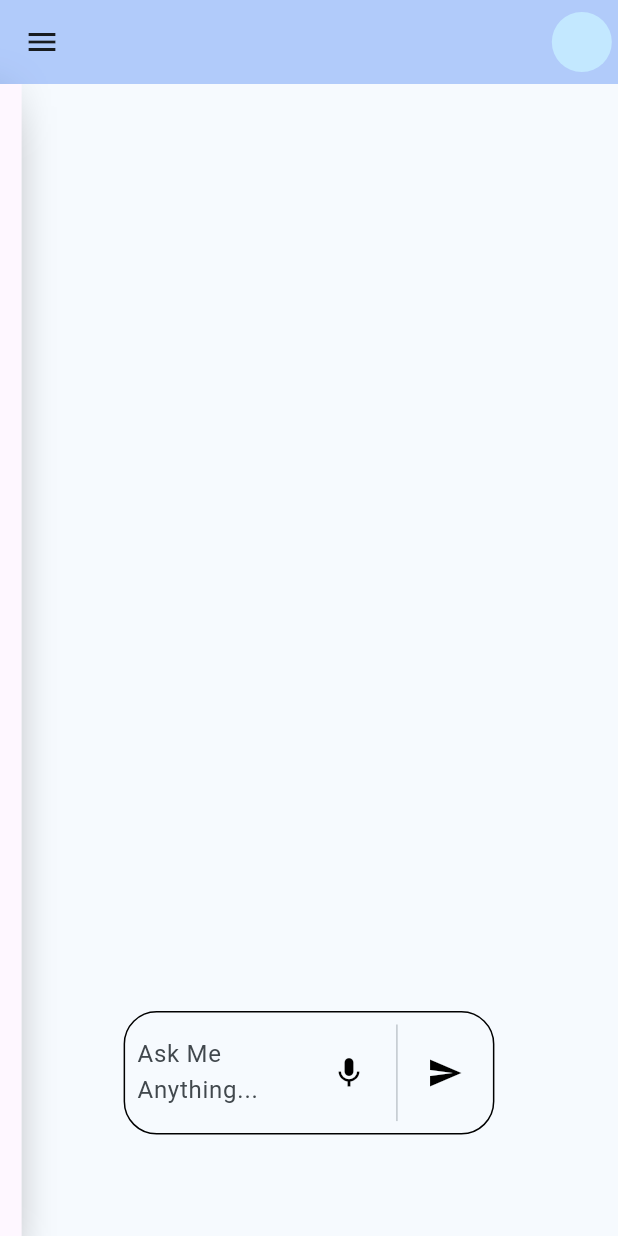
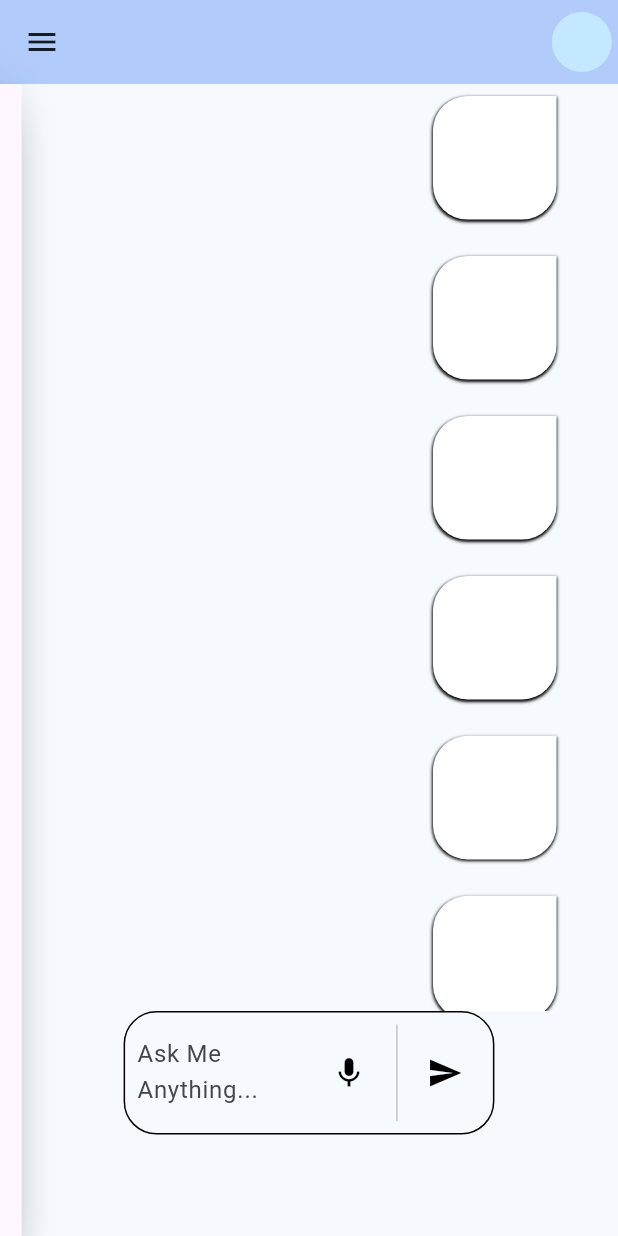
Before and after one commit to TheBenedict09/SmartBot-WS24, a Flutter app: the screen it shows after launch, on a phone screen of 412 x 824 dp. Run offline on Flutter 3.47's test engine with Material 3 defaults, Android fonts, the phone set to English and light mode, and no system bars.

```diff
--- a/lib/components/dialoguebox.dart
+++ b/lib/components/dialoguebox.dart
@@ -1,5 +1,5 @@
 import 'package:flutter/material.dart';
-import 'package:walmart_sparkathon_2024/colors.dart';
+import 'package:walmart_sparkathon_2024/utilities/colors.dart';
 
 class DialogueBox extends StatelessWidget {
   const DialogueBox({
--- /dev/null
+++ b/lib/components/sidebar.dart
@@ -0,0 +1,25 @@
+import 'package:flutter/material.dart';
+
+class SideBar extends StatelessWidget {
+  const SideBar({
+    super.key,
+  });
+
+  @override
+  Widget build(BuildContext context) {
+    return Container(
+      height: double.infinity,
+      width: MediaQuery.sizeOf(context).width * 0.035,
+      decoration: const BoxDecoration(
+        color: Color(0xfffef7ff),
+        boxShadow: [
+          BoxShadow(
+            blurRadius: 30.3,
+            spreadRadius: 0.0001,
+            offset: Offset(-20, 15),
+          ),
+        ],
+      ),
+    );
+  }
+}
--- a/lib/pages/homepage.dart
+++ b/lib/pages/homepage.dart
@@ -1,5 +1,6 @@
 import 'package:flutter/material.dart';
-import 'package:walmart_sparkathon_2024/colors.dart';
+import 'package:walmart_sparkathon_2024/components/sidebar.dart';
+import 'package:walmart_sparkathon_2024/utilities/colors.dart';
 import 'package:walmart_sparkathon_2024/components/dialoguebox.dart';
 
 class HomePage extends StatefulWidget {
@@ -39,12 +40,12 @@ class _HomePageState extends State<HomePage> {
         actions: [
           const CircleAvatar(),
           SizedBox(
-            width: MediaQuery.sizeOf(context).width * 0.01,
+            width: MediaQuery.of(context).size.width * 0.01,
           )
         ],
       ),
       drawer: Drawer(
-        width: MediaQuery.sizeOf(context).width * 0.2,
+        width: MediaQuery.of(context).size.width * 0.2,
         backgroundColor: const Color(0xfffef7ff),
       ),
       body: Stack(
@@ -53,36 +54,99 @@ class _HomePageState extends State<HomePage> {
             width: double.infinity,
             height: double.infinity,
             child: Row(
-              children: [SideBar()],
+              children: [
+                SideBar(),
+              ],
             ),
           ),
-          DialogueBox(isFocused: _isFocused, focusNode: _focusNode)
+          Positioned(
+            left: MediaQuery.of(context).size.width * 0.12,
+            child: SizedBox(
+              width: MediaQuery.of(context).size.width * 0.8,
+              height: MediaQuery.of(context).size.height * 0.75,
+              // color: Colors.amber,
+              child: ListView.separated(
+                itemBuilder: (context, index) {
+                  return const BotMessage();
+                },
+                separatorBuilder: (context, index) {
+                  return SizedBox(
+                    height: MediaQuery.sizeOf(context).height * 0.01,
+                  );
+                },
+                itemCount: 35,
+              ),
+            ),
+          ),
+          DialogueBox(
+            isFocused: _isFocused,
+            focusNode: _focusNode,
+          ),
         ],
       ),
     );
   }
 }
 
-class SideBar extends StatelessWidget {
-  const SideBar({
+class BotMessage extends StatelessWidget {
+  const BotMessage({
     super.key,
   });
 
   @override
   Widget build(BuildContext context) {
-    return Container(
-      height: double.infinity,
-      width: MediaQuery.sizeOf(context).width * 0.035,
-      decoration: const BoxDecoration(
-        color: Color(0xfffef7ff),
-        boxShadow: [
-          BoxShadow(
-            blurRadius: 30.3,
-            spreadRadius: 0.0001,
-            offset: Offset(-20, 15),
+    return Align(
+      alignment: Alignment.centerRight,
+      child: Padding(
+        padding: const EdgeInsets.all(8.0),
+        child: Container(
+          width: MediaQuery.sizeOf(context).width * 0.2,
+          height: MediaQuery.sizeOf(context).height * 0.1,
+          decoration: const BoxDecoration(
+            color: Colors.white,
+            boxShadow: [
+              BoxShadow(
+                spreadRadius: 0.02,
+                blurRadius: 1,
+                offset: Offset(0, 1),
+              ),
+            ],
+            borderRadius: BorderRadius.only(
+              topLeft: Radius.circular(23),
+              bottomRight: Radius.circular(23),
+              bottomLeft: Radius.circular(23),
+            ),
           ),
-        ],
+        ),
       ),
     );
   }
 }
+
+class UserMessage extends StatelessWidget {
+  const UserMessage({
+    super.key,
+  });
+
+  @override
+  Widget build(BuildContext context) {
+    return Align(
+      alignment: Alignment.centerLeft,
+      child: Padding(
+        padding: const EdgeInsets.all(8.0),
+        child: Container(
+          width: MediaQuery.sizeOf(context).width * 0.2,
+          height: MediaQuery.sizeOf(context).height * 0.1,
+          decoration: BoxDecoration(
+            color: c1,
+            borderRadius: const BorderRadius.only(
+              topRight: Radius.circular(23),
+              bottomRight: Radius.circular(23),
+              bottomLeft: Radius.circular(23),
+            ),
+          ),
+        ),
+      ),
+    );
+  }
+}
```
Also changed, not shown: lib/components/usermessage.dart (added), lib/utilities/colors.dart (renamed from lib/colors.dart).
